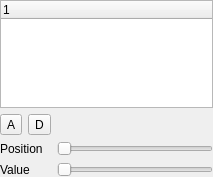
KDE/kdenlive, file src/widgets/keyframeeditor_ui.ui: the form before one commit.
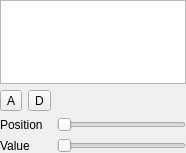
The form after the commit.

```diff
--- a/src/widgets/keyframeeditor_ui.ui
+++ b/src/widgets/keyframeeditor_ui.ui
@@ -6,38 +6,14 @@
    <rect>
     <x>0</x>
     <y>0</y>
-    <width>213</width>
-    <height>177</height>
+    <width>186</width>
+    <height>153</height>
    </rect>
   </property>
   <layout class="QGridLayout" name="gridLayout">
    <property name="margin">
     <number>0</number>
    </property>
-   <item row="0" column="0" colspan="2">
-    <widget class="QTreeWidget" name="keyframe_list">
-     <property name="alternatingRowColors">
-      <bool>true</bool>
-     </property>
-     <property name="rootIsDecorated">
-      <bool>false</bool>
-     </property>
-     <property name="itemsExpandable">
-      <bool>false</bool>
-     </property>
-     <property name="sortingEnabled">
-      <bool>false</bool>
-     </property>
-     <property name="allColumnsShowFocus">
-      <bool>true</bool>
-     </property>
-     <column>
-      <property name="text">
-       <string notr="true">1</string>
-      </property>
-     </column>
-    </widget>
-   </item>
    <item row="1" column="0">
     <layout class="QHBoxLayout" name="horizontalLayout">
      <item>
@@ -103,6 +79,46 @@
      </property>
     </widget>
    </item>
+   <item row="0" column="0" colspan="2">
+    <widget class="QTableWidget" name="keyframe_list">
+     <property name="sizePolicy">
+      <sizepolicy hsizetype="Expanding" vsizetype="Preferred">
+       <horstretch>0</horstretch>
+       <verstretch>0</verstretch>
+      </sizepolicy>
+     </property>
+     <property name="alternatingRowColors">
+      <bool>true</bool>
+     </property>
+     <property name="cornerButtonEnabled">
+      <bool>false</bool>
+     </property>
+     <attribute name="horizontalHeaderHighlightSections">
+      <bool>false</bool>
+     </attribute>
+     <attribute name="horizontalHeaderStretchLastSection">
+      <bool>true</bool>
+     </attribute>
+     <attribute name="verticalHeaderVisible">
+      <bool>true</bool>
+     </attribute>
+     <attribute name="verticalHeaderHighlightSections">
+      <bool>false</bool>
+     </attribute>
+     <attribute name="verticalHeaderVisible">
+      <bool>true</bool>
+     </attribute>
+     <attribute name="horizontalHeaderStretchLastSection">
+      <bool>true</bool>
+     </attribute>
+     <attribute name="horizontalHeaderHighlightSections">
+      <bool>false</bool>
+     </attribute>
+     <attribute name="verticalHeaderHighlightSections">
+      <bool>false</bool>
+     </attribute>
+    </widget>
+   </item>
   </layout>
  </widget>
  <resources/>
```
